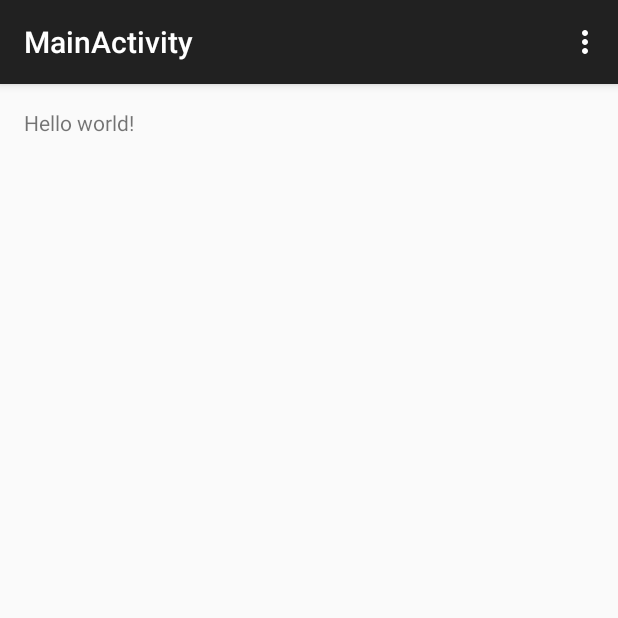
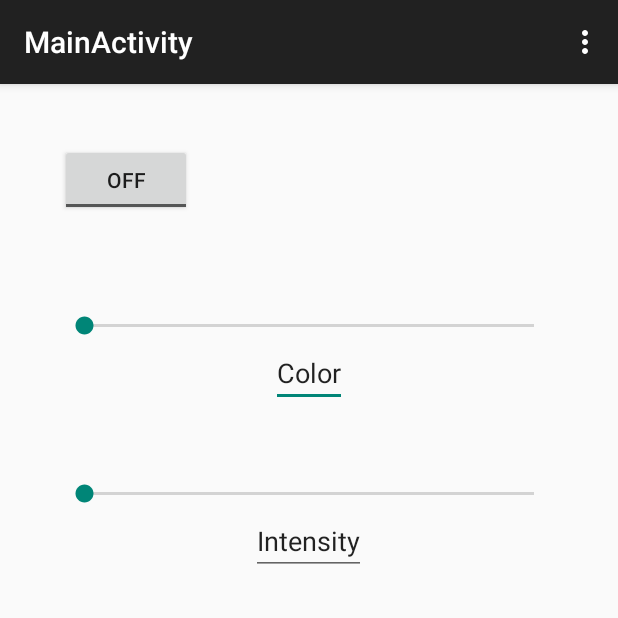
Before and after one commit to swstack/bean-led-strip, an Android app: the screen it shows after launch (MainActivity), on a phone screen of 412 x 824 dp, the top half of it. Run offline under Robolectric (Android 15) with nearby library versions, the phone set to English and light mode, and no system bars.

Commit message:
android-gui: basic GUI design w/ two seek bars and a toggle button

```diff
--- a/android/app/src/main/res/layout/activity_main.xml
+++ b/android/app/src/main/res/layout/activity_main.xml
@@ -4,9 +4,55 @@
     android:paddingRight="@dimen/activity_horizontal_margin"
     android:paddingTop="@dimen/activity_vertical_margin"
     android:paddingBottom="@dimen/activity_vertical_margin"
-    tools:context="com.bean.swstack.beanledstrip.MainActivity">
+    tools:context="com.bean.swstack.beanledstrip.MainActivity"
+    android:padding="40dp">
 
-    <TextView android:text="@string/hello_world" android:layout_width="wrap_content"
-        android:layout_height="wrap_content" />
+    <ToggleButton
+        android:layout_width="wrap_content"
+        android:layout_height="wrap_content"
+        android:text="New ToggleButton"
+        android:id="@+id/toggleButton"
+        android:checked="false"
+        android:layout_alignParentTop="true"
+        android:layout_alignParentLeft="true"
+        android:layout_alignParentStart="true" />
+
+    <SeekBar
+        android:layout_width="wrap_content"
+        android:layout_height="wrap_content"
+        android:id="@+id/colorSeekBar"
+        android:layout_marginTop="64dp"
+        android:layout_below="@+id/toggleButton"
+        android:layout_alignLeft="@+id/toggleButton"
+        android:layout_alignStart="@+id/toggleButton"
+        android:layout_alignParentRight="true"
+        android:layout_alignParentEnd="true" />
+
+    <SeekBar
+        android:layout_width="wrap_content"
+        android:layout_height="wrap_content"
+        android:id="@+id/intensitySeekBar"
+        android:layout_below="@+id/colorSeekBar"
+        android:layout_alignLeft="@+id/colorSeekBar"
+        android:layout_alignStart="@+id/colorSeekBar"
+        android:layout_marginTop="94dp"
+        android:layout_alignParentRight="true"
+        android:layout_alignParentEnd="true" />
+
+    <EditText
+        android:layout_width="wrap_content"
+        android:layout_height="wrap_content"
+        android:id="@+id/labelColorSeekBar"
+        android:layout_below="@+id/colorSeekBar"
+        android:layout_centerHorizontal="true"
+        android:text="Color" />
+
+    <EditText
+        android:layout_width="wrap_content"
+        android:layout_height="wrap_content"
+        android:id="@+id/labelIntensitySeekBar"
+        android:layout_below="@+id/intensitySeekBar"
+        android:layout_centerHorizontal="true"
+        android:text="Intensity" />
 
 </RelativeLayout>
```
